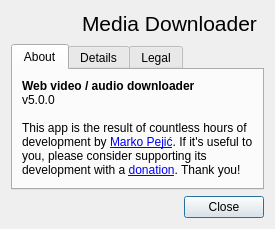
Before: the Qt Designer form src/designer/about_dialog.ui in markop404/media-downloader, drawn with Qt 5.
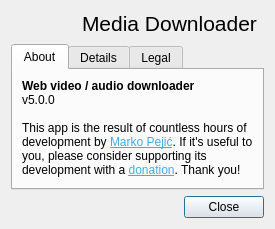
After: the same form once the commit is applied. Icons and pictures are not drawn.

What changed in the file:
```diff
--- a/src/designer/about_dialog.ui
+++ b/src/designer/about_dialog.ui
@@ -2,6 +2,12 @@
 <ui version="4.0">
  <class>AboutDialog</class>
  <widget class="QDialog" name="AboutDialog">
+  <property name="font">
+   <font>
+    <stylestrategy>PreferAntialias</stylestrategy>
+    <hintingpreference>PreferFullHinting</hintingpreference>
+   </font>
+  </property>
   <property name="windowTitle">
    <string>About</string>
   </property>
@@ -71,7 +77,7 @@
        <item>
         <widget class="QLabel" name="aboutLabel">
          <property name="text">
-          <string>&lt;span style=&quot; font-weight:700;&quot;&gt;Web video / audio downloader&lt;/span&gt;&lt;br&gt;v5.0.0&lt;br&gt;&lt;br&gt;This app is the result of countless hours of development by &lt;a href=&quot;https://markopejic.com&quot;&gt;Marko Pejić&lt;/a&gt;. If it's useful to you, please consider supporting its development with a &lt;a href=&quot;https://downloader.markopejic.com/donate&quot;&gt;donation&lt;/a&gt;. Thank you!</string>
+          <string>&lt;html&gt;&lt;head/&gt;&lt;body&gt;&lt;p&gt;&lt;span style=&quot; font-weight:700;&quot;&gt;Web video / audio downloader&lt;/span&gt;&lt;br/&gt;v5.0.0&lt;br/&gt;&lt;br/&gt;This app is the result of countless hours of development by &lt;a href=&quot;https://markopejic.com&quot;&gt;&lt;span style=&quot; text-decoration: underline; color:#3daee9;&quot;&gt;Marko Pejić&lt;/span&gt;&lt;/a&gt;. If it's useful to you, please consider supporting its development with a &lt;a href=&quot;https://downloader.markopejic.com/donate&quot;&gt;&lt;span style=&quot; text-decoration: underline; color:#3daee9;&quot;&gt;donation&lt;/span&gt;&lt;/a&gt;. Thank you!&lt;/p&gt;&lt;/body&gt;&lt;/html&gt;</string>
          </property>
          <property name="alignment">
           <set>Qt::AlignmentFlag::AlignLeading|Qt::AlignmentFlag::AlignLeft|Qt::AlignmentFlag::AlignTop</set>
```
Left out of the diff: 2 changed lines with no effect on the pictures.
